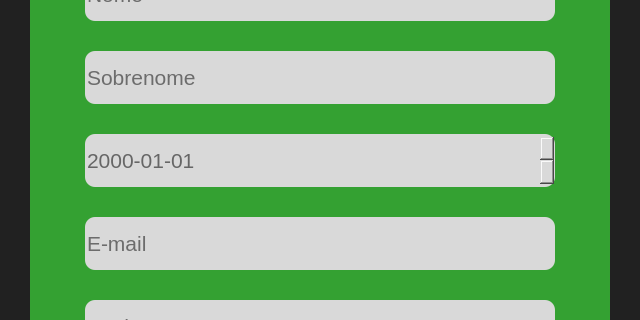
Before: the Qt Designer form tela_cadastro.ui in Robson-tech/app-educacional, drawn with Qt 5; both pictures show x 0 to 640 and y 123 to 443 of the 640 by 640 pixel window.
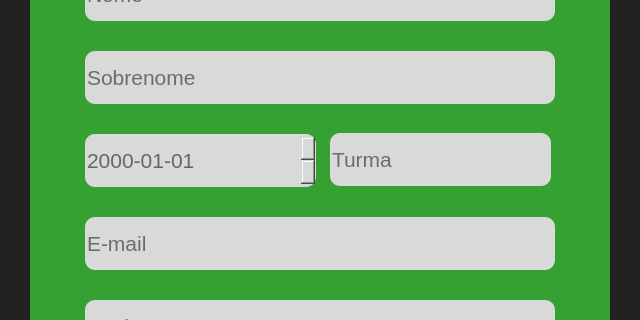
After: the same form once the commit is applied.

What changed in the file:
```diff
--- a/tela_cadastro.ui
+++ b/tela_cadastro.ui
@@ -261,7 +261,7 @@
       <rect>
        <x>55</x>
        <y>211</y>
-       <width>470</width>
+       <width>231</width>
        <height>53</height>
       </rect>
      </property>
@@ -279,6 +279,31 @@
       <string>yyyy-dd-MM</string>
      </property>
     </widget>
+    <widget class="QLineEdit" name="alunos_caixa_turma">
+     <property name="geometry">
+      <rect>
+       <x>300</x>
+       <y>210</y>
+       <width>221</width>
+       <height>53</height>
+      </rect>
+     </property>
+     <property name="font">
+      <font>
+       <pointsize>16</pointsize>
+      </font>
+     </property>
+     <property name="styleSheet">
+      <string notr="true">border-radius: 10px;
+background-color: rgb(217, 217, 217);</string>
+     </property>
+     <property name="alignment">
+      <set>Qt::AlignLeading|Qt::AlignLeft|Qt::AlignVCenter</set>
+     </property>
+     <property name="placeholderText">
+      <string>Turma</string>
+     </property>
+    </widget>
    </widget>
    <widget class="QWidget" name="professores">
     <property name="styleSheet">
```
